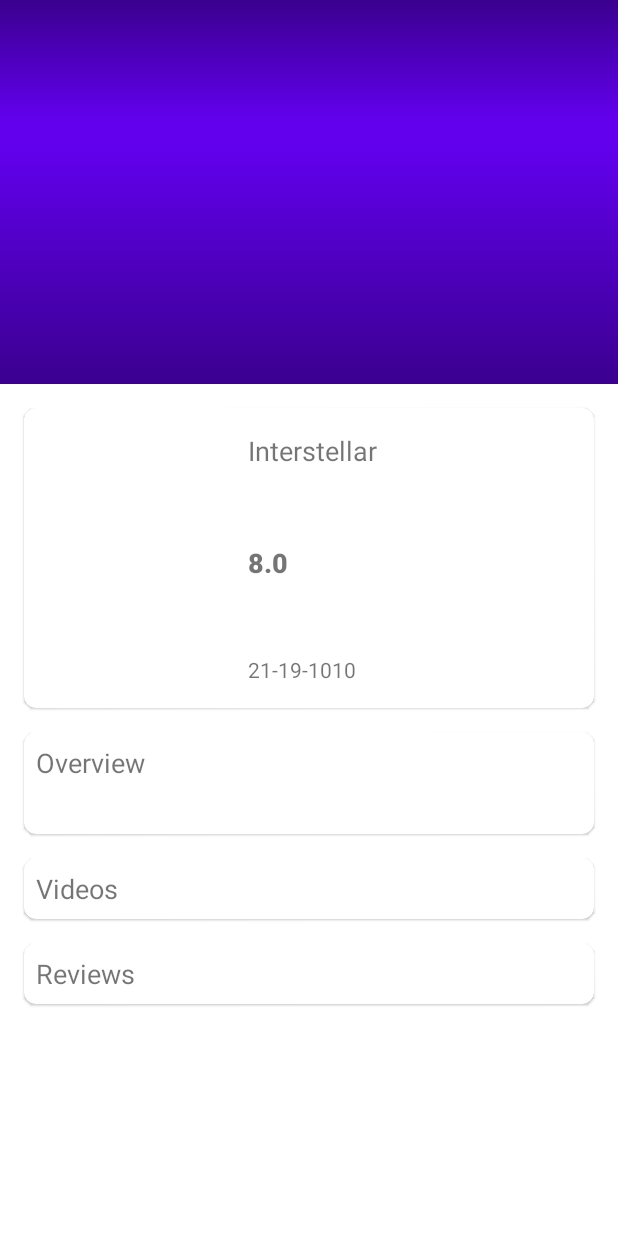
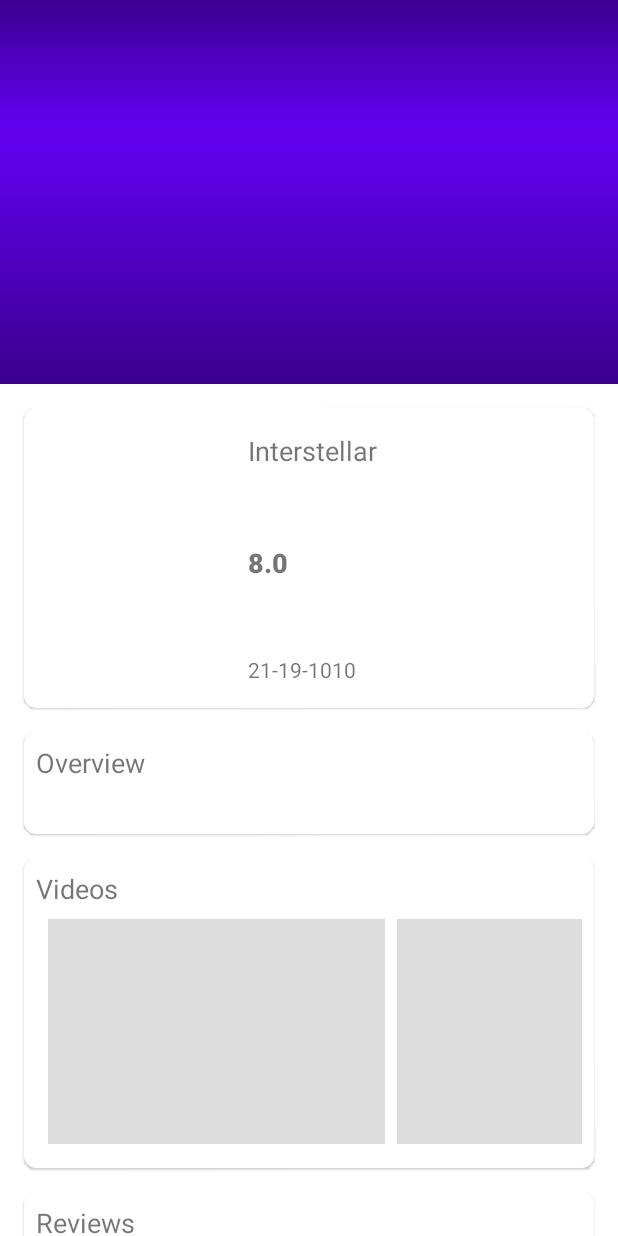
Before and after one commit to rohg007/TheMovieDBApp, an Android app: the layout activity_movie_detail.xml on its own in the app's theme, with its tools: preview values and no code run, on a phone screen of 412 x 824 dp. Run offline under Robolectric (Android 15) with nearby library versions, the phone set to English and light mode, and no system bars.

Commit message:
Orientation Changes and Reviews and Videos handles

```diff
--- a/app/build.gradle
+++ b/app/build.gradle
@@ -54,4 +54,7 @@ dependencies {
     //Palette
     implementation 'androidx.palette:palette:1.0.0'
 
+    //okhttp3 logging
+    implementation 'com.squareup.okhttp3:logging-interceptor:3.13.1'
+
 }
--- a/app/src/main/java/com/rohg007/android/instasolvassignment/MainActivity.java
+++ b/app/src/main/java/com/rohg007/android/instasolvassignment/MainActivity.java
@@ -39,8 +39,6 @@ public class MainActivity extends AppCompatActivity {
         ShimmerFrameLayout shimmerFrameLayout = findViewById(R.id.shimmer_view_container);
 
         movies = new ArrayList<>();
-
-        popularMoviesViewModel.getPopularMovies();
 
         GridLayoutManager gridLayoutManager = new GridLayoutManager(this, 2);
         moviesRv.setLayoutManager(gridLayoutManager);
--- a/app/src/main/java/com/rohg007/android/instasolvassignment/network/PopularMoviesRepository.java
+++ b/app/src/main/java/com/rohg007/android/instasolvassignment/network/PopularMoviesRepository.java
@@ -33,6 +33,7 @@ public class PopularMoviesRepository {
         moviesListLiveData = new MutableLiveData<>();
         responseFailureLiveData = new MutableLiveData<>(false);
         progressMutableLiveData = new MutableLiveData<>(false);
+        getPopularMovies();
     }
 
     public void getPopularMovies(){
--- a/app/src/main/res/layout/activity_movie_detail.xml
+++ b/app/src/main/res/layout/activity_movie_detail.xml
@@ -177,6 +177,29 @@
                         android:textSize="18sp"
                         android:fontFamily="sans-serif"/>
 
+                    <include
+                        android:id="@+id/video_failure"
+                        layout="@layout/failure_layout"
+                        android:visibility="gone"/>
+
+                    <com.facebook.shimmer.ShimmerFrameLayout
+                        android:id="@+id/video_shimmer"
+                        android:layout_width="match_parent"
+                        android:layout_height="wrap_content">
+
+                        <LinearLayout
+                            android:layout_width="match_parent"
+                            android:layout_height="wrap_content"
+                            android:orientation="horizontal">
+
+                            <include layout="@layout/shimmer_video_layout"/>
+                            <include layout="@layout/shimmer_video_layout"/>
+                            <include layout="@layout/shimmer_video_layout"/>
+
+                        </LinearLayout>
+
+                    </com.facebook.shimmer.ShimmerFrameLayout>
+
                     <androidx.recyclerview.widget.RecyclerView
                         android:id="@+id/videos_rv"
                         android:layout_width="match_parent"
@@ -209,6 +232,29 @@
                         android:textSize="18sp"
                         android:fontFamily="sans-serif"/>
 
+                    <include
+                        android:id="@+id/review_failure"
+                        layout="@layout/failure_layout"
+                        android:visibility="gone"/>
+
+                    <com.facebook.shimmer.ShimmerFrameLayout
+                        android:id="@+id/review_shimmer"
+                        android:layout_width="match_parent"
+                        android:layout_height="wrap_content">
+
+                        <LinearLayout
+                            android:layout_width="match_parent"
+                            android:layout_height="wrap_content"
+                            android:orientation="vertical">
+
+                            <include layout="@layout/shimmer_review_layout"/>
+                            <include layout="@layout/shimmer_review_layout"/>
+                            <include layout="@layout/shimmer_review_layout"/>
+
+                        </LinearLayout>
+
+                    </com.facebook.shimmer.ShimmerFrameLayout>
+
                     <androidx.recyclerview.widget.RecyclerView
                         android:id="@+id/reviews_rv"
                         android:layout_width="match_parent"
--- /dev/null
+++ b/app/src/main/res/layout/shimmer_video_layout.xml
@@ -0,0 +1,18 @@
+<?xml version="1.0" encoding="utf-8"?>
+<androidx.constraintlayout.widget.ConstraintLayout xmlns:android="http://schemas.android.com/apk/res/android"
+    android:layout_width="wrap_content"
+    android:layout_height="wrap_content"
+    xmlns:app="http://schemas.android.com/apk/res-auto">
+
+    <View
+        android:layout_width="0dp"
+        android:layout_height="150dp"
+        app:layout_constraintDimensionRatio="1.5:1"
+        app:layout_constraintTop_toTopOf="parent"
+        app:layout_constraintStart_toStartOf="parent"
+        app:layout_constraintEnd_toEndOf="parent"
+        app:layout_constraintBottom_toBottomOf="parent"
+        android:layout_margin="8dp"
+        android:background="@color/shimmer_background"/>
+
+</androidx.constraintlayout.widget.ConstraintLayout>
```
Also changed, not shown: app/src/main/java/com/rohg007/android/instasolvassignment/MovieDetailActivity.java (+63 -4 lines), app/src/main/java/com/rohg007/android/instasolvassignment/network/RetrofitService.java (+11 -0 lines), app/src/main/java/com/rohg007/android/instasolvassignment/network/ReviewsRepository.java (+20 -2 lines), app/src/main/java/com/rohg007/android/instasolvassignment/network/VideosRepository.java (+21 -3 lines), app/src/main/java/com/rohg007/android/instasolvassignment/utils/NetworkUtil.java (added, +18 -0 lines), app/src/main/java/com/rohg007/android/instasolvassignment/viewmodels/ReviewViewModel.java (+10 -2 lines), app/src/main/java/com/rohg007/android/instasolvassignment/viewmodels/ReviewViewModelFactory.java (added, +24 -0 lines), app/src/main/java/com/rohg007/android/instasolvassignment/viewmodels/VideoViewModelFactory.java (added, +24 -0 lines), app/src/main/java/com/rohg007/android/instasolvassignment/viewmodels/VideosViewModel.java (+10 -2 lines), app/src/main/res/layout/shimmer_review_layout.xml (added, +14 -0 lines).
